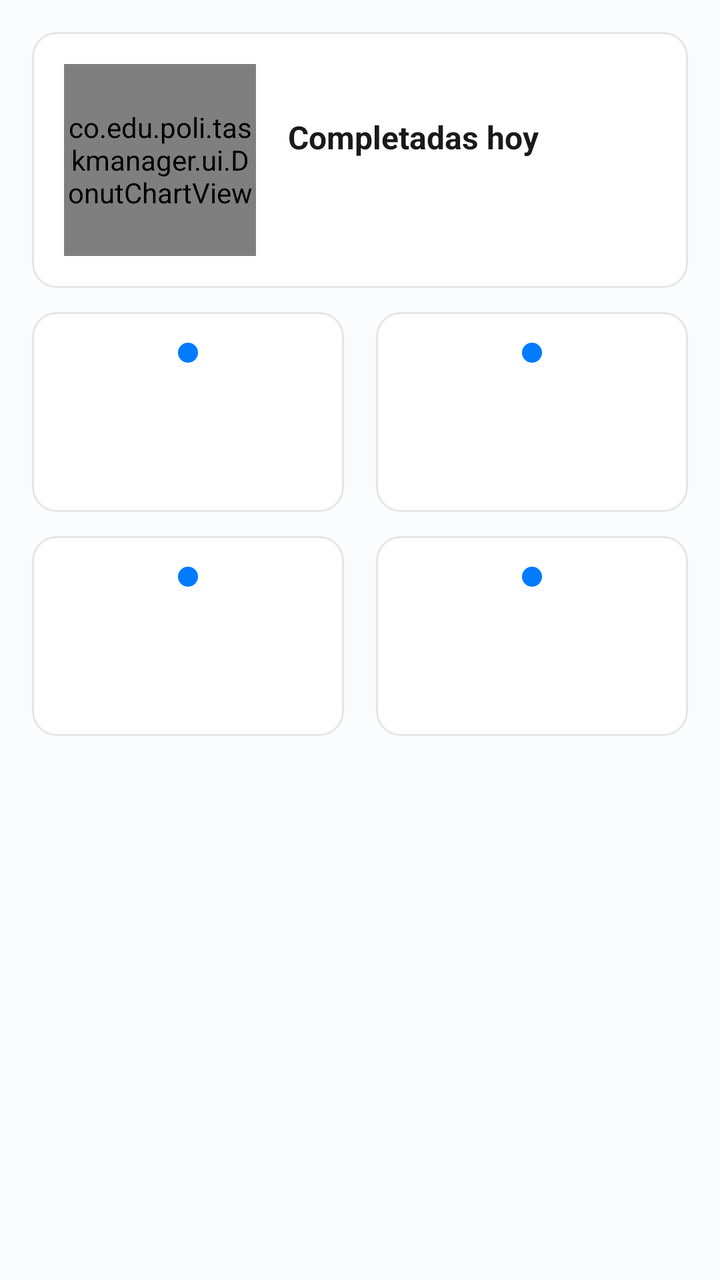
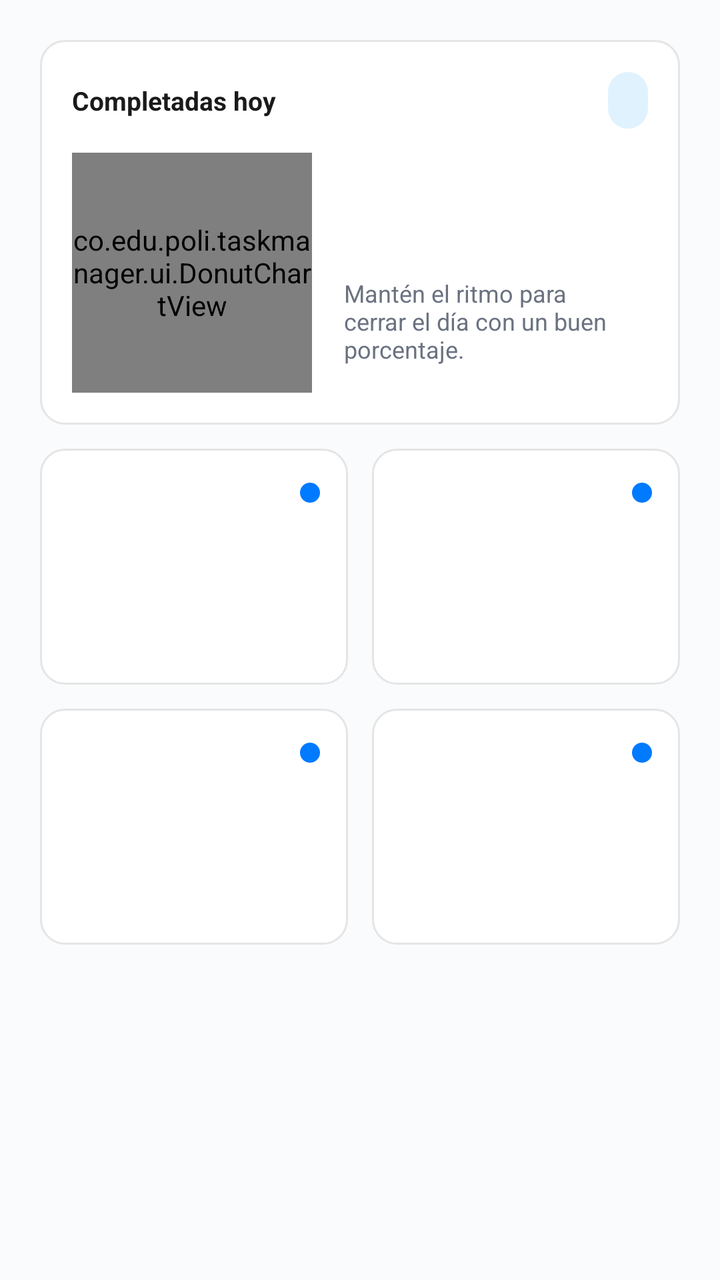

The first picture is an Android layout as it rendered before a commit; the second is the same layout after the commit. The layout source and the unified diff follow.
<!-- AndroidManifest.xml: application theme Theme.TaskManager -->
<!-- res/layout/fragment_stats.xml -->
<?xml version="1.0" encoding="utf-8"?>
<ScrollView xmlns:android="http://schemas.android.com/apk/res/android"
    android:layout_width="match_parent"
    android:layout_height="match_parent"
    android:background="@color/background"
    android:fillViewport="true">

    <LinearLayout
        android:layout_width="match_parent"
        android:layout_height="wrap_content"
        android:orientation="vertical"
        android:padding="16dp">

        <LinearLayout
            android:layout_width="match_parent"
            android:layout_height="wrap_content"
            android:background="@drawable/bg_card"
            android:gravity="center_vertical"
            android:orientation="horizontal"
            android:padding="16dp">

            <co.edu.poli.taskmanager.ui.DonutChartView
                android:id="@+id/donut"
                android:layout_width="96dp"
                android:layout_height="96dp" />

            <LinearLayout
                android:layout_width="0dp"
                android:layout_height="wrap_content"
                android:layout_marginStart="16dp"
                android:layout_weight="1"
                android:orientation="vertical">

                <TextView
                    android:layout_width="wrap_content"
                    android:layout_height="wrap_content"
                    android:text="@string/completed_today"
                    android:textColor="@color/text_primary"
                    android:textSize="16sp"
                    android:textStyle="bold" />

                <TextView
                    android:id="@+id/completed_ratio"
                    android:layout_width="wrap_content"
                    android:layout_height="wrap_content"
                    android:layout_marginTop="4dp"
                    android:textColor="@color/text_secondary" />
            </LinearLayout>
        </LinearLayout>

        <LinearLayout
            android:layout_width="match_parent"
            android:layout_height="wrap_content"
            android:layout_marginTop="12dp"
            android:orientation="horizontal">

            <include
                android:id="@+id/stat_high"
                layout="@layout/item_stat"
                android:layout_width="0dp"
                android:layout_height="100dp"
                android:layout_marginEnd="8dp"
                android:layout_weight="1" />

            <include
                android:id="@+id/stat_normal"
                layout="@layout/item_stat"
                android:layout_width="0dp"
                android:layout_height="100dp"
                android:layout_marginStart="8dp"
                android:layout_weight="1" />
        </LinearLayout>

        <LinearLayout
            android:layout_width="match_parent"
            android:layout_height="wrap_content"
            android:layout_marginTop="12dp"
            android:orientation="horizontal">

            <include
                android:id="@+id/stat_low"
                layout="@layout/item_stat"
                android:layout_width="0dp"
                android:layout_height="100dp"
                android:layout_marginEnd="8dp"
                android:layout_weight="1" />

            <include
                android:id="@+id/stat_overdue"
                layout="@layout/item_stat"
                android:layout_width="0dp"
                android:layout_height="100dp"
                android:layout_marginStart="8dp"
                android:layout_weight="1" />
        </LinearLayout>
    </LinearLayout>
</ScrollView>
<!-- res/layout/item_stat.xml (included above) -->
<?xml version="1.0" encoding="utf-8"?>
<LinearLayout xmlns:android="http://schemas.android.com/apk/res/android"
    android:layout_width="match_parent"
    android:layout_height="match_parent"
    android:background="@drawable/bg_card"
    android:gravity="center"
    android:orientation="vertical"
    android:padding="12dp">

    <View
        android:id="@+id/stat_dot"
        android:layout_width="10dp"
        android:layout_height="10dp"
        android:background="@drawable/bg_dot" />

    <TextView
        android:id="@+id/stat_label"
        android:layout_width="wrap_content"
        android:layout_height="wrap_content"
        android:layout_marginTop="8dp"
        android:textColor="@color/text_secondary"
        android:textSize="13sp" />

    <TextView
        android:id="@+id/stat_value"
        android:layout_width="wrap_content"
        android:layout_height="wrap_content"
        android:layout_marginTop="4dp"
        android:textColor="@color/text_primary"
        android:textSize="22sp"
        android:textStyle="bold" />
</LinearLayout>
<!-- resources referenced by this layout -->
<resources>
  <color name="background">#FAFBFC</color>
  <color name="text_primary">#1A1A1A</color>
  <color name="text_secondary">#888888</color>
  <!-- drawable bg_card (drawable) -->
  <?xml version="1.0" encoding="utf-8"?>
  <shape xmlns:android="http://schemas.android.com/apk/res/android">
      <solid android:color="@color/surface" />
      <corners android:radius="12dp" />
      <stroke
          android:width="1dp"
          android:color="@color/divider" />
  </shape>
  <!-- drawable bg_dot (drawable) -->
  <?xml version="1.0" encoding="utf-8"?>
  <shape xmlns:android="http://schemas.android.com/apk/res/android" android:shape="oval">
      <solid android:color="@color/primary" />
  </shape>
  <string name="completed_today">Completadas hoy</string>
  <style name="Theme.TaskManager" parent="Theme.Material3.Light.NoActionBar">
          <item name="colorPrimary">@color/primary</item>
          <item name="colorPrimaryDark">@color/primary_dark</item>
          <item name="colorSecondary">@color/primary</item>
          <item name="android:statusBarColor">@color/primary</item>
          <item name="android:navigationBarColor">@color/surface</item>
          <item name="android:windowBackground">@color/background</item>
          <item name="android:windowLightStatusBar">false</item>
      </style>
  <color name="surface">#FFFFFF</color>
  <color name="divider">#E5E5E5</color>
  <color name="primary">#007AFF</color>
  <color name="primary_dark">#0063D1</color>
</resources>

<!-- the commit's change to res/layout/fragment_stats.xml (unified diff, before → after) -->
@@ -9,42 +9,85 @@
         android:layout_width="match_parent"
         android:layout_height="wrap_content"
         android:orientation="vertical"
-        android:padding="16dp">
+        android:padding="20dp">
 
         <LinearLayout
             android:layout_width="match_parent"
             android:layout_height="wrap_content"
             android:background="@drawable/bg_card"
-            android:gravity="center_vertical"
-            android:orientation="horizontal"
+            android:orientation="vertical"
             android:padding="16dp">
 
-            <co.edu.poli.taskmanager.ui.DonutChartView
-                android:id="@+id/donut"
-                android:layout_width="96dp"
-                android:layout_height="96dp" />
-
             <LinearLayout
-                android:layout_width="0dp"
+                android:layout_width="match_parent"
                 android:layout_height="wrap_content"
-                android:layout_marginStart="16dp"
-                android:layout_weight="1"
-                android:orientation="vertical">
+                android:gravity="center_vertical"
+                android:orientation="horizontal">
 
                 <TextView
-                    android:layout_width="wrap_content"
+                    android:layout_width="0dp"
                     android:layout_height="wrap_content"
+                    android:layout_weight="1"
                     android:text="@string/completed_today"
                     android:textColor="@color/text_primary"
-                    android:textSize="16sp"
+                    android:textSize="13sp"
                     android:textStyle="bold" />
 
                 <TextView
-                    android:id="@+id/completed_ratio"
+                    android:id="@+id/percent_chip"
                     android:layout_width="wrap_content"
                     android:layout_height="wrap_content"
-                    android:layout_marginTop="4dp"
-                    android:textColor="@color/text_secondary" />
+                    android:background="@drawable/bg_percent_chip"
+                    android:paddingHorizontal="10dp"
+                    android:paddingVertical="6dp"
+                    android:textColor="@color/primary"
+                    android:textSize="12sp"
+                    android:textStyle="bold" />
+            </LinearLayout>
+
+            <LinearLayout
+                android:layout_width="match_parent"
+                android:layout_height="wrap_content"
+                android:layout_marginTop="12dp"
+                android:gravity="center_vertical"
+                android:orientation="horizontal">
+
+                <co.edu.poli.taskmanager.ui.DonutChartView
+                    android:id="@+id/donut"
+                    android:layout_width="120dp"
+                    android:layout_height="120dp" />
+
+                <LinearLayout
+                    android:layout_width="0dp"
+                    android:layout_height="wrap_content"
+                    android:layout_marginStart="16dp"
+                    android:layout_weight="1"
+                    android:orientation="vertical">
+
+                    <TextView
+                        android:id="@+id/completed_ratio"
+                        android:layout_width="wrap_content"
+                        android:layout_height="wrap_content"
+                        android:textColor="@color/text_primary"
+                        android:textSize="14sp"
+                        android:textStyle="bold" />
+
+                    <TextView
+                        android:id="@+id/completed_percent"
+                        android:layout_width="wrap_content"
+                        android:layout_height="wrap_content"
+                        android:layout_marginTop="6dp"
+                        android:textColor="@color/text_muted"
+                        android:textSize="13sp" />
+
+                    <TextView
+                        android:layout_width="wrap_content"
+                        android:layout_height="wrap_content"
+                        android:layout_marginTop="6dp"
+                        android:text="@string/stats_keep_pace"
+                        android:textColor="@color/text_muted"
+                        android:textSize="12sp" />
+                </LinearLayout>
             </LinearLayout>
         </LinearLayout>
 
@@ -58,16 +101,16 @@
                 android:id="@+id/stat_high"
                 layout="@layout/item_stat"
                 android:layout_width="0dp"
-                android:layout_height="100dp"
-                android:layout_marginEnd="8dp"
+                android:layout_height="wrap_content"
+                android:layout_marginEnd="6dp"
                 android:layout_weight="1" />
 
             <include
                 android:id="@+id/stat_normal"
                 layout="@layout/item_stat"
                 android:layout_width="0dp"
-                android:layout_height="100dp"
-                android:layout_marginStart="8dp"
+                android:layout_height="wrap_content"
+                android:layout_marginStart="6dp"
                 android:layout_weight="1" />
         </LinearLayout>
 
@@ -81,16 +124,16 @@
                 android:id="@+id/stat_low"
                 layout="@layout/item_stat"
                 android:layout_width="0dp"
-                android:layout_height="100dp"
-                android:layout_marginEnd="8dp"
+                android:layout_height="wrap_content"
+                android:layout_marginEnd="6dp"
                 android:layout_weight="1" />
 
             <include
                 android:id="@+id/stat_overdue"
                 layout="@layout/item_stat"
                 android:layout_width="0dp"
-                android:layout_height="100dp"
-                android:layout_marginStart="8dp"
+                android:layout_height="wrap_content"
+                android:layout_marginStart="6dp"
                 android:layout_weight="1" />
         </LinearLayout>
     </LinearLayout>
@@ -99,32 +142,48 @@
 <?xml version="1.0" encoding="utf-8"?>
 <LinearLayout xmlns:android="http://schemas.android.com/apk/res/android"
     android:layout_width="match_parent"
-    android:layout_height="match_parent"
+    android:layout_height="wrap_content"
     android:background="@drawable/bg_card"
-    android:gravity="center"
+    android:minHeight="112dp"
     android:orientation="vertical"
-    android:padding="12dp">
+    android:padding="14dp">
 
-    <View
-        android:id="@+id/stat_dot"
-        android:layout_width="10dp"
-        android:layout_height="10dp"
-        android:background="@drawable/bg_dot" />
+    <LinearLayout
+        android:layout_width="match_parent"
+        android:layout_height="wrap_content"
+        android:gravity="center_vertical"
+        android:orientation="horizontal">
 
-    <TextView
-        android:id="@+id/stat_label"
-        android:layout_width="wrap_content"
-        android:layout_height="wrap_content"
-        android:layout_marginTop="8dp"
-        android:textColor="@color/text_secondary"
-        android:textSize="13sp" />
+        <TextView
+            android:id="@+id/stat_label"
+            android:layout_width="0dp"
+            android:layout_height="wrap_content"
+            android:layout_weight="1"
+            android:textColor="@color/text_primary"
+            android:textSize="12sp"
+            android:textStyle="bold" />
+
+        <View
+            android:id="@+id/stat_dot"
+            android:layout_width="10dp"
+            android:layout_height="10dp"
+            android:background="@drawable/bg_dot" />
+    </LinearLayout>
 
     <TextView
         android:id="@+id/stat_value"
         android:layout_width="wrap_content"
         android:layout_height="wrap_content"
-        android:layout_marginTop="4dp"
+        android:layout_marginTop="10dp"
         android:textColor="@color/text_primary"
-        android:textSize="22sp"
+        android:textSize="28sp"
         android:textStyle="bold" />
+
+    <TextView
+        android:id="@+id/stat_caption"
+        android:layout_width="match_parent"
+        android:layout_height="wrap_content"
+        android:layout_marginTop="10dp"
+        android:textColor="@color/text_muted"
+        android:textSize="12sp" />
 </LinearLayout>
<!-- resource entries referenced after the edit -->
@@ -2,7 +2,6 @@
 <resources>
   <color name="background">#FAFBFC</color>
   <color name="text_primary">#1A1A1A</color>
-  <color name="text_secondary">#888888</color>
   <!-- drawable bg_card (drawable) -->
   <?xml version="1.0" encoding="utf-8"?>
   <shape xmlns:android="http://schemas.android.com/apk/res/android">
@@ -17,7 +16,14 @@
   <shape xmlns:android="http://schemas.android.com/apk/res/android" android:shape="oval">
       <solid android:color="@color/primary" />
   </shape>
+  <!-- drawable bg_percent_chip (drawable) -->
+  <?xml version="1.0" encoding="utf-8"?>
+  <shape xmlns:android="http://schemas.android.com/apk/res/android">
+      <solid android:color="@color/primary_soft" />
+      <corners android:radius="999dp" />
+  </shape>
   <string name="completed_today">Completadas hoy</string>
+  <string name="stats_keep_pace">Mantén el ritmo para cerrar el día con un buen porcentaje.</string>
   <style name="Theme.TaskManager" parent="Theme.Material3.Light.NoActionBar">
           <item name="colorPrimary">@color/primary</item>
           <item name="colorPrimaryDark">@color/primary_dark</item>
@@ -29,7 +35,9 @@
       </style>
   <color name="surface">#FFFFFF</color>
   <color name="divider">#E5E5E5</color>
+  <color name="primary_soft">#E0F2FE</color>
   <color name="primary">#007AFF</color>
+  <color name="text_muted">#6B7280</color>
   <color name="primary_dark">#0063D1</color>
 </resources>
 
